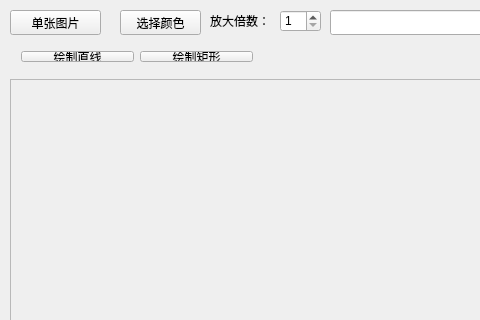
Qt form src/widget.ui (Mannix1994/PointsPicker) before a commit; both pictures show x 0 to 480 and y 0 to 320 of the 800 by 450 pixel window.
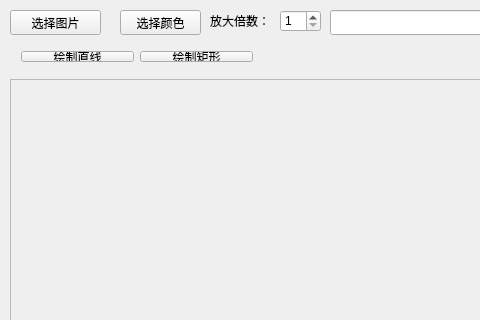
The same form after that commit.

The edit to the form file:
```diff
--- a/src/widget.ui
+++ b/src/widget.ui
@@ -58,7 +58,7 @@
     </rect>
    </property>
    <property name="text">
-    <string>单张图片</string>
+    <string>选择图片</string>
    </property>
   </widget>
   <widget class="QScrollArea" name="scrollArea">
```
